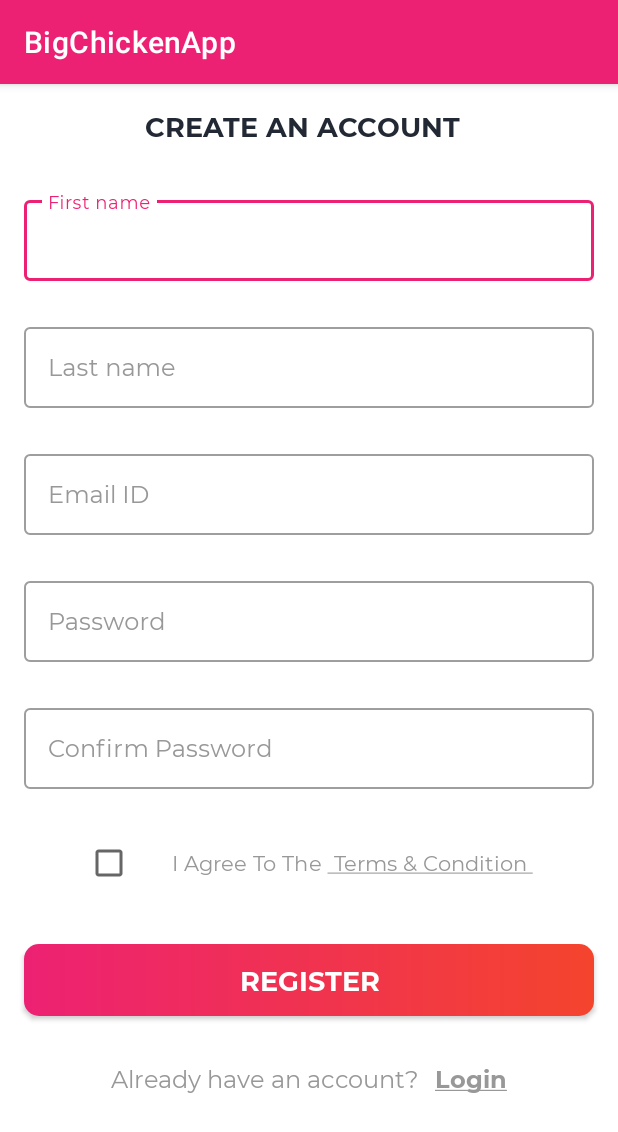
After one commit to U202018769/BigChickenApp, an Android app: the RegisterActivity screen opened directly, with no data from a screen before it, on a phone screen of 412 x 824 dp. The commit adds this screen. Shown: the top 1132 px of the screen. Run offline under Robolectric (Android 15) with nearby library versions, the phone set to English and light mode, and no system bars.

Commit message:
Login y Register diseñados y enlazados

```diff
--- a/app/src/main/java/com/grupo/bigchickenapp/activities/LoginActivity.kt
+++ b/app/src/main/java/com/grupo/bigchickenapp/activities/LoginActivity.kt
@@ -1,19 +1,46 @@
 package com.grupo.bigchickenapp.activities
+import android.content.Intent
+import android.os.Bundle
+import androidx.appcompat.app.AppCompatActivity
+import com.grupo.bigchickenapp.R
+import com.grupo.bigchickenapp.utils.MSPTextViewBold
 
-import androidx.appcompat.app.AppCompatActivity
-import android.os.Bundle
-import android.view.WindowManager
-import com.grupo.bigchickenapp.R
+//import kotlinx.android.synthetic.main.activity_login.*
 
+
+/**
+ * Login Screen of the application.
+ */
+@Suppress("DEPRECATION")
 class LoginActivity : AppCompatActivity() {
+
+
+    /**
+     * This function is auto created by Android when the Activity Class is created.
+     */
     override fun onCreate(savedInstanceState: Bundle?) {
+
         super.onCreate(savedInstanceState)
+
         setContentView(R.layout.activity_login)
 
-        //para quitar la barra superior
-        window.setFlags(
-            WindowManager.LayoutParams.FLAG_FULLSCREEN,
-            WindowManager.LayoutParams.FLAG_FULLSCREEN
-        )
+
+        //window.setFlags(
+           // WindowManager.LayoutParams.FLAG_FULLSCREEN,
+            //WindowManager.LayoutParams.FLAG_FULLSCREEN
+        //)
+
+
+
+
+        val tvregister = findViewById<MSPTextViewBold>(R.id.tv_register)
+
+        tvregister.setOnClickListener {
+           val intent = Intent(this@LoginActivity, RegisterActivity::class.java)
+         startActivity(intent)
+        }
+
+
+        }
+
     }
-}
--- /dev/null
+++ b/app/src/main/java/com/grupo/bigchickenapp/activities/RegisterActivity.kt
@@ -0,0 +1,32 @@
+package com.grupo.bigchickenapp.activities
+
+import android.content.Intent
+import androidx.appcompat.app.AppCompatActivity
+import android.os.Bundle
+import com.grupo.bigchickenapp.R
+import com.grupo.bigchickenapp.utils.MSPTextViewBold
+
+
+@Suppress("DEPRECATION")
+class RegisterActivity : AppCompatActivity() {
+
+
+    override fun onCreate(savedInstanceState: Bundle?) {
+
+        super.onCreate(savedInstanceState)
+
+        setContentView(R.layout.activity_register)
+
+
+        //window.setFlags(
+        //    WindowManager.LayoutParams.FLAG_FULLSCREEN,
+        //    WindowManager.LayoutParams.FLAG_FULLSCREEN
+        //)
+
+        val tvlogin = findViewById<MSPTextViewBold>(R.id.tv_login)
+        tvlogin.setOnClickListener{
+            val intent = Intent(this@RegisterActivity, LoginActivity::class.java)
+            startActivity(intent)
+       }
+    }
+}
--- /dev/null
+++ b/app/src/main/java/com/grupo/bigchickenapp/activities/SplashActivity.kt
@@ -0,0 +1,29 @@
+package com.grupo.bigchickenapp.activities
+
+import android.content.Intent
+import androidx.appcompat.app.AppCompatActivity
+import android.os.Bundle
+import android.os.Handler
+import android.view.WindowManager
+import com.grupo.bigchickenapp.R
+@Suppress("DEPRECATION")
+class SplashActivity : AppCompatActivity() {
+    override fun onCreate(savedInstanceState: Bundle?) {
+        super.onCreate(savedInstanceState)
+        setContentView(R.layout.activity_splash)
+
+        window.setFlags(
+            WindowManager.LayoutParams.FLAG_FULLSCREEN,
+            WindowManager.LayoutParams.FLAG_FULLSCREEN
+        )
+
+
+        Handler().postDelayed(
+            {
+                startActivity(Intent(this@SplashActivity, LoginActivity::class.java))
+                finish()
+            },
+            2000
+        )
+    }
+}
--- /dev/null
+++ b/app/src/main/res/layout/activity_register.xml
@@ -0,0 +1,246 @@
+<?xml version="1.0" encoding="utf-8"?>
+
+<androidx.constraintlayout.widget.ConstraintLayout xmlns:android="http://schemas.android.com/apk/res/android"
+    xmlns:app="http://schemas.android.com/apk/res-auto"
+    xmlns:tools="http://schemas.android.com/tools"
+    android:layout_width="match_parent"
+    android:layout_height="match_parent"
+    tools:context=".activities.RegisterActivity">
+
+    <androidx.appcompat.widget.Toolbar
+        android:id="@+id/toolbar_register_activity"
+        android:layout_width="match_parent"
+        android:layout_height="?attr/actionBarSize"
+        app:layout_constraintEnd_toEndOf="parent"
+        app:layout_constraintStart_toStartOf="parent"
+        app:layout_constraintTop_toTopOf="parent">
+
+        <com.grupo.bigchickenapp.utils.MSPTextViewBold
+            android:id="@+id/tv_title"
+            android:layout_width="match_parent"
+            android:layout_height="match_parent"
+            android:gravity="center"
+            android:paddingStart="@dimen/toolbar_title_paddingStart"
+            android:paddingEnd="0dp"
+            android:text="@string/create_an_account"
+            android:textColor="@color/colorPrimaryText"
+            android:textSize="@dimen/toolbar_title_text_size" />
+
+    </androidx.appcompat.widget.Toolbar>
+
+    <ScrollView
+        android:layout_width="match_parent"
+        android:layout_height="wrap_content"
+        app:layout_constraintEnd_toEndOf="parent"
+        app:layout_constraintStart_toStartOf="parent"
+        app:layout_constraintTop_toBottomOf="@id/toolbar_register_activity">
+
+        <androidx.constraintlayout.widget.ConstraintLayout
+            android:layout_width="match_parent"
+            android:layout_height="wrap_content">
+
+            <com.google.android.material.textfield.TextInputLayout
+                android:id="@+id/til_first_name"
+                style="@style/Widget.MaterialComponents.TextInputLayout.OutlinedBox"
+                android:layout_width="match_parent"
+                android:layout_height="wrap_content"
+                android:layout_marginStart="16dp"
+                android:layout_marginTop="16dp"
+                android:layout_marginEnd="16dp"
+                android:hint="@string/hint_first_name"
+                android:textColorHint="@color/colorSecondaryText"
+                app:layout_constraintEnd_toEndOf="parent"
+                app:layout_constraintStart_toStartOf="parent"
+                app:layout_constraintTop_toTopOf="parent">
+
+                <com.grupo.bigchickenapp.utils.MSPEditText
+                    android:id="@+id/et_first_name"
+                    android:layout_width="match_parent"
+                    android:layout_height="wrap_content"
+                    android:inputType="text"
+                    android:padding="@dimen/et_padding"
+                    android:textColor="@color/colorPrimaryText"
+                    android:textSize="@dimen/et_textSize"
+                    tools:ignore="SpeakableTextPresentCheck" />
+            </com.google.android.material.textfield.TextInputLayout>
+
+            <com.google.android.material.textfield.TextInputLayout
+                android:id="@+id/til_last_name"
+                style="@style/Widget.MaterialComponents.TextInputLayout.OutlinedBox"
+                android:layout_width="match_parent"
+                android:layout_height="wrap_content"
+                android:layout_marginStart="16dp"
+                android:layout_marginTop="25dp"
+                android:layout_marginEnd="16dp"
+                android:hint="@string/hint_last_name"
+                android:textColorHint="@color/colorSecondaryText"
+                app:layout_constraintEnd_toEndOf="parent"
+                app:layout_constraintStart_toStartOf="parent"
+                app:layout_constraintTop_toBottomOf="@id/til_first_name">
+
+                <com.grupo.bigchickenapp.utils.MSPEditText
+                    android:id="@+id/et_last_name"
+                    android:layout_width="match_parent"
+                    android:layout_height="wrap_content"
+                    android:inputType="text"
+                    android:padding="@dimen/et_padding"
+                    android:textColor="@color/colorPrimaryText"
+                    android:textSize="@dimen/et_textSize"
+                    tools:ignore="SpeakableTextPresentCheck" />
+            </com.google.android.material.textfield.TextInputLayout>
+
+            <com.google.android.material.textfield.TextInputLayout
+                android:id="@+id/til_email"
+                style="@style/Widget.MaterialComponents.TextInputLayout.OutlinedBox"
+                android:layout_width="match_parent"
+                android:layout_height="wrap_content"
+                android:layout_marginStart="16dp"
+                android:layout_marginTop="25dp"
+                android:layout_marginEnd="16dp"
+                android:hint="@string/et_hint_email_id"
+                android:textColorHint="@color/colorSecondaryText"
+                app:layout_constraintEnd_toEndOf="parent"
+                app:layout_constraintStart_toStartOf="parent"
+                app:layout_constraintTop_toBottomOf="@id/til_last_name">
+
+                <com.grupo.bigchickenapp.utils.MSPEditText
+                    android:id="@+id/et_email"
+                    android:layout_width="match_parent"
+                    android:layout_height="wrap_content"
+                    android:inputType="textEmailAddress"
+                    android:padding="@dimen/et_padding"
+                    android:textColor="@color/colorPrimaryText"
+                    android:textSize="@dimen/et_textSize"
+                    tools:ignore="SpeakableTextPresentCheck" />
+            </com.google.android.material.textfield.TextInputLayout>
+
+            <com.google.android.material.textfield.TextInputLayout
+                android:id="@+id/til_password"
+                style="@style/Widget.MaterialComponents.TextInputLayout.OutlinedBox"
+                android:layout_width="match_parent"
+                android:layout_height="wrap_content"
+                android:layout_marginStart="16dp"
+                android:layout_marginTop="25dp"
+                android:layout_marginEnd="16dp"
+                android:hint="@string/et_hint_password"
+                android:textColorHint="@color/colorSecondaryText"
+                app:layout_constraintEnd_toEndOf="parent"
+                app:layout_constraintStart_toStartOf="parent"
+                app:layout_constraintTop_toBottomOf="@id/til_email">
+
+                <com.grupo.bigchickenapp.utils.MSPEditText
+                    android:id="@+id/et_password"
+                    android:layout_width="match_parent"
+                    android:layout_height="wrap_content"
+                    android:inputType="textPassword"
+                    android:padding="@dimen/et_padding"
+                    android:textColor="@color/colorPrimaryText"
+                    android:textSize="@dimen/et_textSize"
+                    tools:ignore="SpeakableTextPresentCheck" />
+            </com.google.android.material.textfield.TextInputLayout>
+
+            <com.google.android.material.textfield.TextInputLayout
+                android:id="@+id/til_confirm_password"
+                style="@style/Widget.MaterialComponents.TextInputLayout.OutlinedBox"
+                android:layout_width="match_parent"
+                android:layout_height="wrap_content"
+                android:layout_marginStart="16dp"
+                android:layout_marginTop="25dp"
+                android:layout_marginEnd="16dp"
+                android:hint="@string/et_hint_confirm_password"
+                android:textColorHint="@color/colorSecondaryText"
+                app:layout_constraintEnd_toEndOf="parent"
+                app:layout_constraintStart_toStartOf="parent"
+                app:layout_constraintTop_toBottomOf="@id/til_password">
+
+                <com.grupo.bigchickenapp.utils.MSPEditText
+                    android:id="@+id/et_confirm_password"
+                    android:layout_width="match_parent"
+                    android:layout_height="wrap_content"
+                    android:inputType="textPassword"
+                    android:padding="@dimen/et_padding"
+                    android:textColor="@color/colorPrimaryText"
+                    android:textSize="@dimen/et_textSize"
+                    tools:ignore="SpeakableTextPresentCheck" />
+            </com.google.android.material.textfield.TextInputLayout>
+
+            <LinearLayout
+                android:id="@+id/ll_terms_and_condition"
+                android:layout_width="wrap_content"
+                android:layout_height="wrap_content"
+                android:layout_marginTop="25dp"
+                android:gravity="center_vertical"
+                android:orientation="horizontal"
+                app:layout_constraintEnd_toEndOf="parent"
+                app:layout_constraintStart_toStartOf="parent"
+                app:layout_constraintTop_toBottomOf="@id/til_confirm_password">
+
+                <androidx.appcompat.widget.AppCompatCheckBox
+                    android:id="@+id/cb_terms_and_condition"
+                    android:layout_width="wrap_content"
+                    android:layout_height="wrap_content"
+                    tools:checked="false" />
+
+                <com.grupo.bigchickenapp.utils.MSPTextView
+                    android:id="@+id/tv_terms_condition"
+                    android:layout_width="wrap_content"
+                    android:layout_height="wrap_content"
+                    android:layout_marginStart="@dimen/txt_terms_condition_marginStart"
+                    android:text="@string/i_agree_to_the_terms_and_condition"
+                    android:textColor="@color/colorSecondaryText"
+                    android:textSize="@dimen/txt_terms_and_condition_textSize" />
+            </LinearLayout>
+
+            <com.grupo.bigchickenapp.utils.MSPButton
+                android:id="@+id/btn_register"
+                android:layout_width="match_parent"
+                android:layout_height="wrap_content"
+                android:layout_gravity="center"
+                android:layout_marginStart="16dp"
+                android:layout_marginTop="30dp"
+                android:layout_marginEnd="16dp"
+                android:background="@drawable/button_background"
+                android:foreground="?attr/selectableItemBackground"
+                android:gravity="center"
+                android:paddingTop="@dimen/btn_padding"
+                android:paddingBottom="@dimen/btn_padding"
+                android:text="@string/btn_lbl_register"
+                android:textColor="@android:color/white"
+                android:textSize="@dimen/btn_textSize"
+                app:layout_constraintEnd_toEndOf="parent"
+                app:layout_constraintStart_toStartOf="parent"
+                app:layout_constraintTop_toBottomOf="@id/ll_terms_and_condition" />
+
+            <LinearLayout
+                android:layout_width="wrap_content"
+                android:layout_height="wrap_content"
+                android:layout_marginTop="25dp"
+                android:gravity="center_vertical"
+                android:orientation="horizontal"
+                app:layout_constraintEnd_toEndOf="parent"
+                app:layout_constraintStart_toStartOf="parent"
+                app:layout_constraintTop_toBottomOf="@id/btn_register">
+
+                <com.grupo.bigchickenapp.utils.MSPTextView
+                    android:id="@+id/tv_already_have_an_account"
+                    android:layout_width="wrap_content"
+                    android:layout_height="wrap_content"
+                    android:padding="@dimen/clickable_text_view_padding"
+                    android:text="@string/already_have_an_account"
+                    android:textColor="@color/colorSecondaryText"
+                    android:textSize="@dimen/lbl_text_view_textSize" />
+
+                <com.grupo.bigchickenapp.utils.MSPTextViewBold
+                    android:id="@+id/tv_login"
+                    android:layout_width="wrap_content"
+                    android:layout_height="wrap_content"
+                    android:foreground="?attr/selectableItemBackground"
+                    android:padding="@dimen/clickable_text_view_padding"
+                    android:text="@string/login"
+                    android:textColor="@color/colorSecondaryText"
+                    android:textSize="@dimen/lbl_text_view_textSize" />
+            </LinearLayout>
+        </androidx.constraintlayout.widget.ConstraintLayout>
+    </ScrollView>
+
+</androidx.constraintlayout.widget.ConstraintLayout>
--- /dev/null
+++ b/app/src/main/res/layout/activity_splash.xml
@@ -0,0 +1,22 @@
+<?xml version="1.0" encoding="utf-8"?>
+<androidx.constraintlayout.widget.ConstraintLayout xmlns:android="http://schemas.android.com/apk/res/android"
+    xmlns:app="http://schemas.android.com/apk/res-auto"
+    xmlns:tools="http://schemas.android.com/tools"
+    android:layout_width="match_parent"
+    android:layout_height="match_parent"
+    android:background="@drawable/img_splash_background"
+    tools:context="activities.SplashActivity">
+
+    <com.grupo.bigchickenapp.utils.MSPTextViewBold
+        android:id="@+id/tv_app_name"
+        android:layout_width="wrap_content"
+        android:layout_height="wrap_content"
+        android:text="@string/app_name"
+        android:textColor="@color/colorWhite"
+        android:textSize="@dimen/splash_title_text_size"
+        app:layout_constraintBottom_toBottomOf="parent"
+        app:layout_constraintEnd_toEndOf="parent"
+        app:layout_constraintStart_toStartOf="parent"
+        app:layout_constraintTop_toTopOf="parent" />
+
+</androidx.constraintlayout.widget.ConstraintLayout>
--- a/app/src/main/res/values/dimens.xml
+++ b/app/src/main/res/values/dimens.xml
@@ -15,4 +15,10 @@
     <dimen name="btn_padding">8dp</dimen>
     <dimen name="lbl_text_view_textSize">16sp</dimen>
 
+    <dimen name="toolbar_title_paddingStart">-25dp</dimen>
+    <dimen name="toolbar_title_text_size">18sp</dimen>
+    <dimen name="txt_terms_condition_marginStart">10dp</dimen>
+    <dimen name="txt_terms_and_condition_textSize">14sp</dimen>
+    <dimen name="button_paddingTop_Bottom">8dp</dimen>
+
 </resources>
--- a/app/src/main/res/values/strings.xml
+++ b/app/src/main/res/values/strings.xml
@@ -9,4 +9,16 @@
     <string name="btn_lbl_login">Login</string>
     <string name="don_t_have_an_account">Don\'t have an account?</string>
     <string name="register"><u>Register</u></string>
+
+    <string name="create_an_account">CREATE AN ACCOUNT</string>
+
+    <string name="hint_last_name">Last name</string>
+    <string name="hint_first_name">First name</string>
+    <string name="et_hint_confirm_password">Confirm Password</string>
+
+    <string name="i_agree_to_the_terms_and_condition">I Agree To The <u> Terms &amp; Condition </u></string>
+    <string name="btn_lbl_register">Register</string>
+
+    <string name="already_have_an_account">Already have an account?</string>
+    <string name="login"><u>Login</u></string>
 </resources>
```
Also changed, not shown: app/build.gradle (+17 -0 lines), app/src/main/AndroidManifest.xml (+19 -7 lines).
